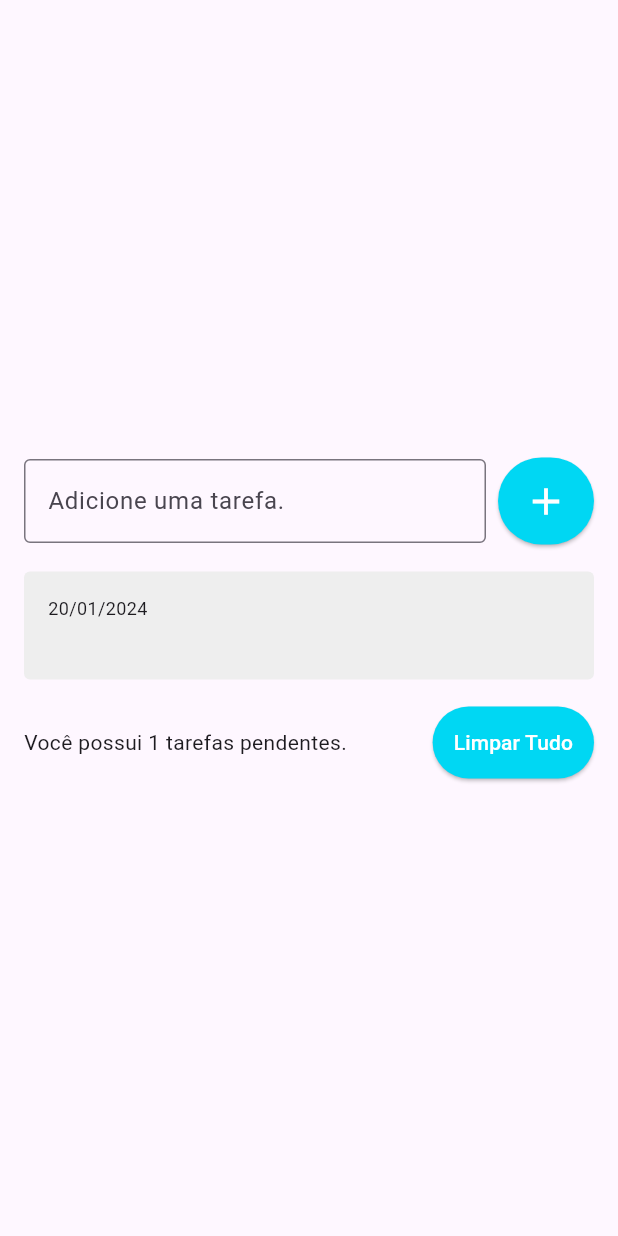
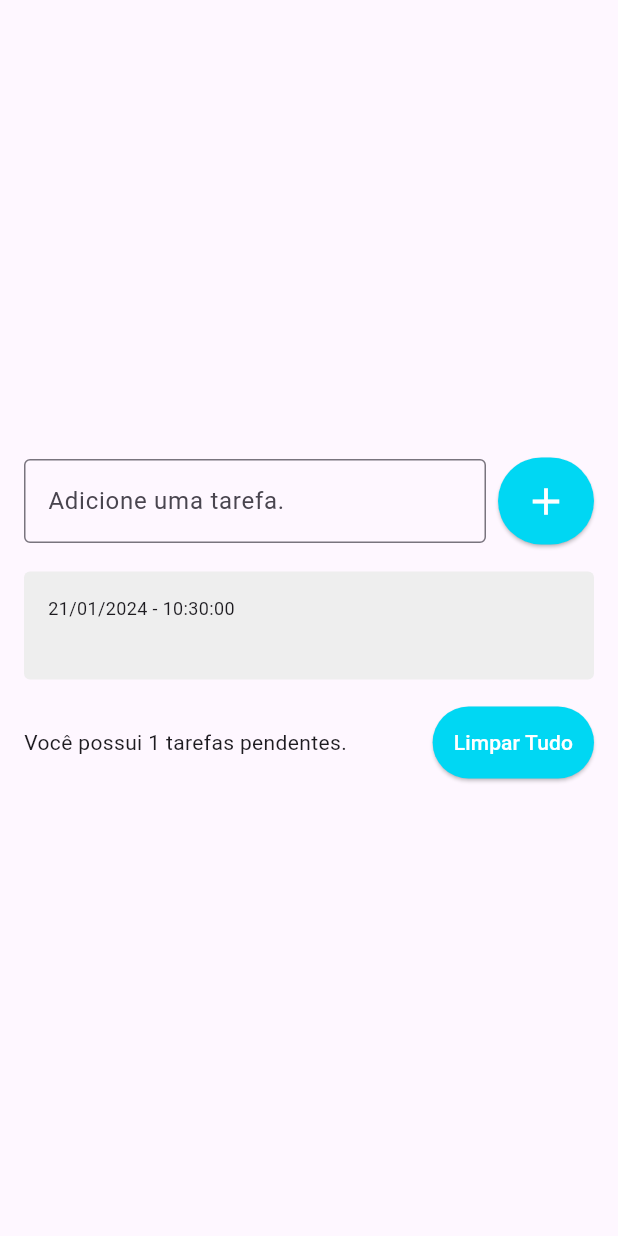
Before and after one commit to iraponan/todo_list, a Flutter app: the screen it shows after launch, after a tap on the "add" icon, on a phone screen of 412 x 824 dp. Run offline on Flutter 3.47's test engine with Material 3 defaults, Android fonts, the phone set to English and light mode, and no system bars.

Commit message:
Trabalhando com datas.

```diff
--- /dev/null
+++ b/lib/models/todo.dart
@@ -0,0 +1,7 @@
+class Todo {
+
+  Todo({required this.title, required this.dateTime});
+
+  String title;
+  DateTime dateTime;
+}
--- a/lib/pages/todo_list_page.dart
+++ b/lib/pages/todo_list_page.dart
@@ -1,4 +1,5 @@
 import 'package:flutter/material.dart';
+import 'package:todo_list/models/todo.dart';
 import 'package:todo_list/widgets/todo_list_item.dart';
 
 class TodoListPage extends StatefulWidget {
@@ -11,7 +12,7 @@ class TodoListPage extends StatefulWidget {
 class _TodoListPageState extends State<TodoListPage> {
   final TextEditingController todoController = TextEditingController();
 
-  List<String> todos = [];
+  List<Todo> todos = [];
 
   @override
   Widget build(BuildContext context) {
@@ -42,12 +43,17 @@ class _TodoListPageState extends State<TodoListPage> {
                       onPressed: () {
                         String text = todoController.text;
                         setState(() {
-                          todos.add(text);
+                          Todo newTodo = Todo(
+                            title: text,
+                            dateTime: DateTime.now(),
+                          );
+                          todos.add(newTodo);
                         });
                         todoController.clear();
                       },
                       style: ElevatedButton.styleFrom(
-                        backgroundColor: const Color(0xff00d7f3), //Colors.purple,
+                        backgroundColor: const Color(0xff00d7f3),
+                        //Colors.purple,
                         foregroundColor: Colors.white,
                         padding: const EdgeInsets.all(14),
                       ),
@@ -65,9 +71,9 @@ class _TodoListPageState extends State<TodoListPage> {
                   child: ListView(
                     shrinkWrap: true,
                     children: [
-                      for (String todo in todos)
+                      for (Todo todo in todos)
                         TodoListItem(
-                          title: todo,
+                          todo: todo,
                         ),
                     ],
                   ),
@@ -88,7 +94,8 @@ class _TodoListPageState extends State<TodoListPage> {
                     ElevatedButton(
                       onPressed: () {},
                       style: ElevatedButton.styleFrom(
-                        backgroundColor: const Color(0xff00d7f3), //Colors.purple,
+                        backgroundColor: const Color(0xff00d7f3),
+                        //Colors.purple,
                         foregroundColor: Colors.white,
                         padding: const EdgeInsets.all(14),
                       ),
--- a/lib/widgets/todo_list_item.dart
+++ b/lib/widgets/todo_list_item.dart
@@ -1,9 +1,11 @@
 import 'package:flutter/material.dart';
+import 'package:intl/intl.dart';
+import 'package:todo_list/models/todo.dart';
 
 class TodoListItem extends StatelessWidget {
-  const TodoListItem({super.key, required this.title});
+  const TodoListItem({super.key, required this.todo});
 
-  final String title;
+  final Todo todo;
 
   @override
   Widget build(BuildContext context) {
@@ -17,14 +19,14 @@ class TodoListItem extends StatelessWidget {
       child: Column(
         crossAxisAlignment: CrossAxisAlignment.start,
         children: [
-          const Text(
-            '20/01/2024',
-            style: TextStyle(
+          Text(
+            DateFormat('dd/MM/yyyy - HH:mm:ss').format(todo.dateTime),
+            style: const TextStyle(
               fontSize: 12,
             ),
           ),
           Text(
-            title,
+            todo.title,
             style: const TextStyle(
               fontSize: 16,
               fontWeight: FontWeight.w600,
--- a/pubspec.yaml
+++ b/pubspec.yaml
@@ -35,6 +35,7 @@ dependencies:
   # The following adds the Cupertino Icons font to your application.
   # Use with the CupertinoIcons class for iOS style icons.
   cupertino_icons: ^1.0.2
+  intl:
 
 dev_dependencies:
   flutter_test:
@@ -45,7 +46,7 @@ dev_dependencies:
   # activated in the `analysis_options.yaml` file located at the root of your
   # package. See that file for information about deactivating specific lint
   # rules and activating additional ones.
-  flutter_lints: ^2.0.0
+  flutter_lints: ^3.0.1
 
 # For information on the generic Dart part of this file, see the
 # following page: https://dart.dev/tools/pub/pubspec
```
Also changed, not shown: pubspec.lock.
